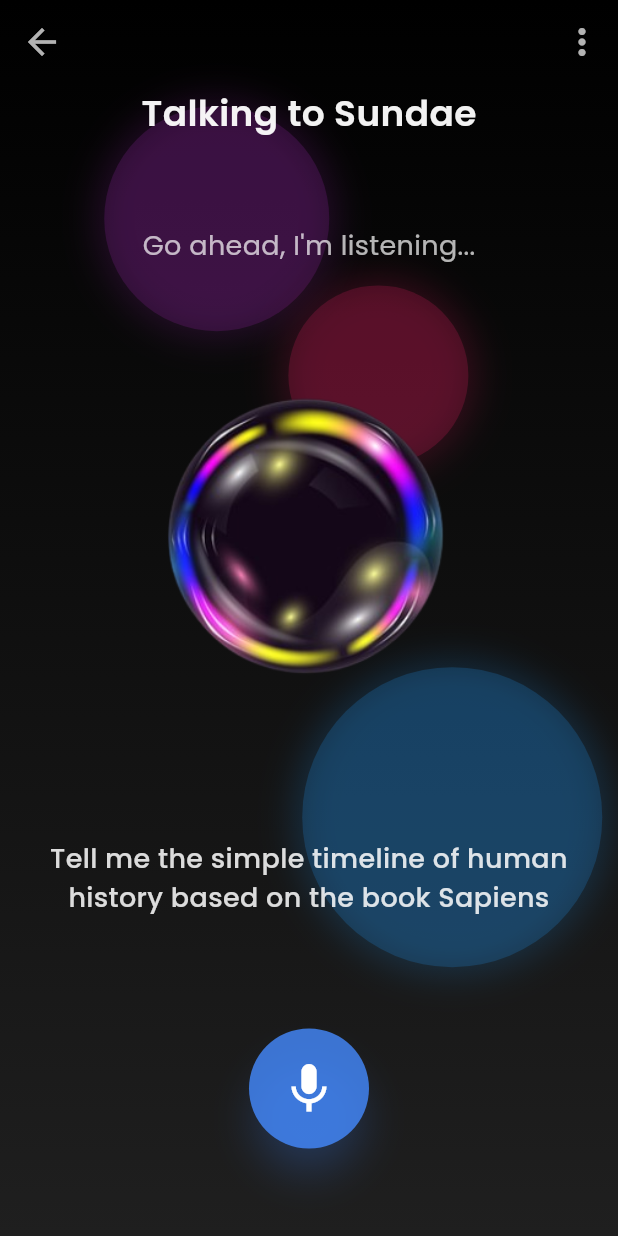
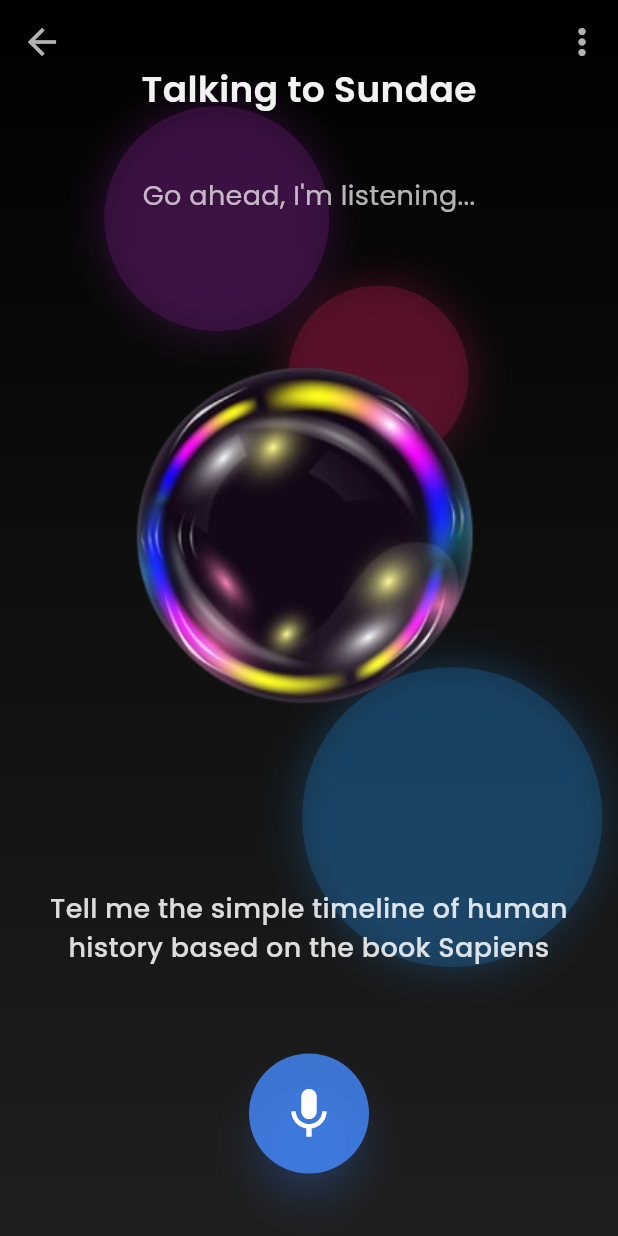
Before and after one commit to abhin2002/voice-bot-iiit-, a Flutter app: the screen it shows after launch, on a phone screen of 412 x 824 dp. Run offline on Flutter 3.47's test engine with Material 3 defaults, Android fonts, the phone set to English and light mode, and no system bars; our stand-ins replace google_fonts.

Commit message:
changed bubble size

```diff
--- a/lejit/lib/main.dart
+++ b/lejit/lib/main.dart
@@ -81,8 +81,8 @@ class VoiceAssistantUI extends StatelessWidget {
                 // Display Image with increased size
                 Image.asset(
                   'assets/assistant_icon.png', // Replace with your image path
-                  width: 250, // Increase the width
-                  height: 250, // Increase the height
+                  width: 350, // Increase the width
+                  height: 350, // Increase the height
                 ),
 
                 // Question Text
```
